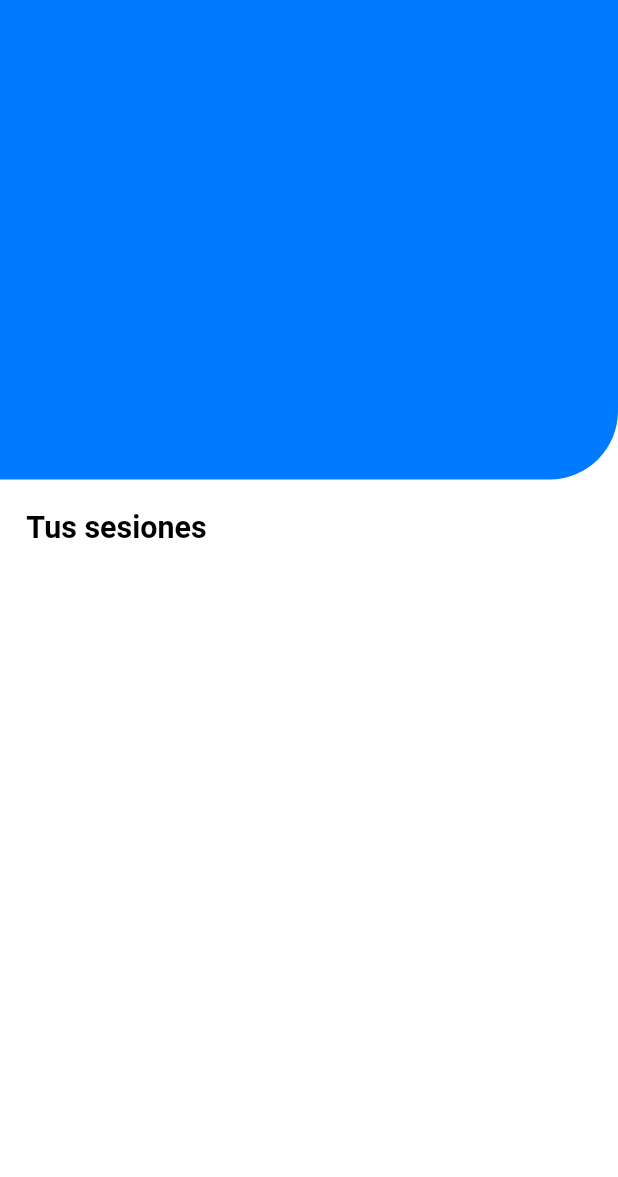
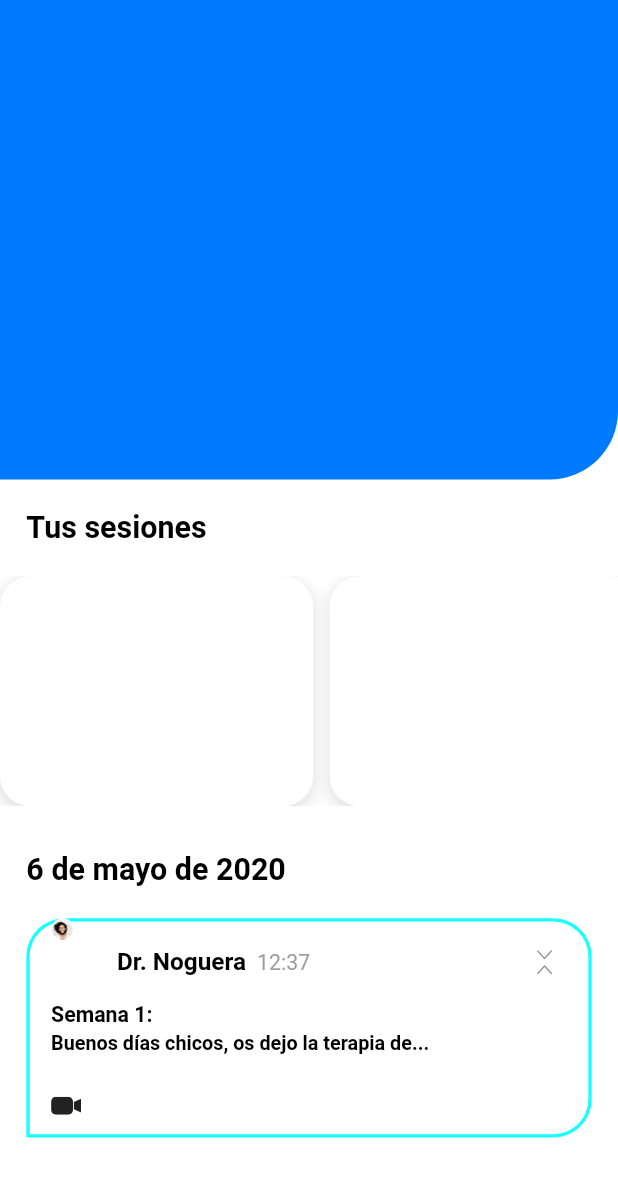
Before and after one commit to chakibdzm/MedicalApp, a Flutter app: the HomePage screen opened directly, on a phone screen of 412 x 824 dp. Shown: the top 1177 px of the screen. Run offline on Flutter 3.47's test engine with Material 2 defaults, Android fonts, the phone set to English and light mode, and no system bars; our stand-ins replace flutter_svg; missing offline and left inert: qr_code_scanner; Roboto replaces fonts that are missing (GTWalsheimPro); project files that could hold a hidden picture were left out.

Commit message:
home chat

```diff
--- a/lib/Screens/Home_Page/Home.dart
+++ b/lib/Screens/Home_Page/Home.dart
@@ -1,5 +1,7 @@
 import 'package:flutter/material.dart';
+import 'package:flutter_svg/flutter_svg.dart';
 import 'package:medicalapp/size_config.dart';
+
 class HomePage extends StatefulWidget {
   const HomePage({Key? key}) : super(key: key);
 
@@ -8,7 +10,9 @@ class HomePage extends StatefulWidget {
 }
 
 class _HomePageState extends State<HomePage> {
+
   @override
+
   Widget build(BuildContext context) {
     return Scaffold(
       backgroundColor: Color(0xF5FFFFFF),
@@ -41,12 +45,167 @@ class _HomePageState extends State<HomePage> {
     ),
     ),
     ),
+    SizedBox(height: getHeight(20),),
+    SingleChildScrollView(
+
+    child: Flexible(
+    child: Container(
+    height: getHeight(151),
+    child: ListView.separated(
+    separatorBuilder: (BuildContext context, int index) {
+    return SizedBox(
+    width: getWidth(10),
+    );
+    },
+    scrollDirection: Axis.horizontal,
+    itemCount: 3,
+    shrinkWrap: true,
+      itemBuilder: (BuildContext context, int index) =>
+      // Container( //I have used container for this example. [not mandatory]
+     //     color: tappedIndex == index ? Colors.blue : Colors.grey,
+     //     child: ListTile(
+     //         title: Center(
+     //           child: Text('${index + 1}'),
+     //         ),onTap:(){
+     //       setState((){
+     //         tappedIndex=index;
+     //       });
+     //     }))
+
+
+      InkWell(
+
+      child: Container(
+      height: getHeight(120),
+      width: getWidth(190),
+      decoration: BoxDecoration(
+      color: Colors.white,
+      borderRadius: BorderRadius.circular(getHeight(20)),
+        boxShadow: [
+          BoxShadow(
+            color: Colors.grey.withOpacity(0.3),
+            spreadRadius: 1,
+            blurRadius: 8,
+            offset: Offset(0, 3), // changes position of shadow
+          ),
+        ],
+      ),
 
 
 
-        ],
+      ),
+    ),
 
     ),
-    ) ;
+    ),
+    ),
+    ),
+            SizedBox(height: getHeight(30),),
+            Padding(
+              padding: EdgeInsets.symmetric(horizontal: getWidth(16)),
+              child: Text('6 de mayo de 2020',
+              style: TextStyle(
+                color: Colors.black,
+                fontWeight: FontWeight.w700,
+                fontSize: getHeight(20),
+              ),
+              ),
+            ),
+            SizedBox(height: getHeight(20),),
+            Padding(
+              padding:  EdgeInsets.symmetric(horizontal:getWidth(16)),
+              child: Stack(
+                children:[
+                  Positioned(
+                    child: Container(
+
+
+                    height: getHeight(144),
+                    width: getWidth(343),
+                    decoration: BoxDecoration(
+                      border: Border.all(color: Colors.cyanAccent,
+                      width: getWidth(2)
+                      ),
+                      color: Colors.white,
+                      borderRadius: BorderRadius.only(
+                        bottomRight: Radius.circular(getHeight(25)),
+                        topLeft: Radius.circular(getHeight(25)),
+                        topRight: Radius.circular(getHeight(25)),
+                      ),
+
+                    ),
+
+                ),
+                  ),
+                  Positioned(child: Text('Dr. Noguera',
+                  style: TextStyle(
+                    color: Colors.black,
+                    fontSize: getHeight(16),
+                    fontWeight: FontWeight.w600,
+                  ),
+                  ),
+                  left: getWidth(55),
+                    top: getHeight(19),
+                  ),
+
+                  //time
+                  Positioned(child: Text('12:37',
+                  style: TextStyle(
+                    color: Colors.grey,
+                    fontWeight: FontWeight.w400,
+                    fontSize: getHeight(14),
+                  ),
+                  ),
+                  top: getHeight(21),
+                    left: getWidth(140),
+                  ),
+                  Positioned(child: Text('Semana 1:',
+
+                  style: TextStyle(
+                    color: Colors.black,
+                    fontSize: getHeight(14),
+                    fontWeight: FontWeight.w700,
+                  ),),
+                       top: getHeight(55),
+                    left: getWidth(15),
+                  ),
+                  Positioned(child: Text('Buenos días chicos, os dejo la terapia de...',
+                  style: TextStyle(
+                    color: Colors.black,
+                    fontWeight: FontWeight.w600,
+                    fontSize: getHeight(13),
+                  ),
+
+                  ),
+                  left: getWidth(15),
+                    top: getHeight(75),
+                  ),
+                  Positioned(child: InkWell(child: SvgPicture.asset('assets/illustrations/video call.svg')),
+                  left: getWidth(15),
+                    bottom: getHeight(15),
+                  ),
+                  Positioned(child: InkWell(
+                    onTap: (){
+                      print('pressed');
+                    },
+                    child: SvgPicture.asset('assets/illustrations/exp.svg'),
+                  ),
+                    top: getHeight(21),
+                    right: getWidth(24),
+                  ),
+                  Positioned(child: Image.asset('assets/illustrations/Ellipse 26.png',
+                  ),
+                  left: getWidth(15),
+                    height: getHeight(15),
+                  )
+
+
+                ]
+              ),
+            )
+  ]
+    )
+    ,
+    );
   }
 }
```
Also changed, not shown: assets/illustrations/Burger 2.svg (added), assets/illustrations/Ellipse 26.png (added), assets/illustrations/exp.svg (added), assets/illustrations/video call.svg (added), 1 other file. Lines whose indentation alone changed are shown as unchanged.
